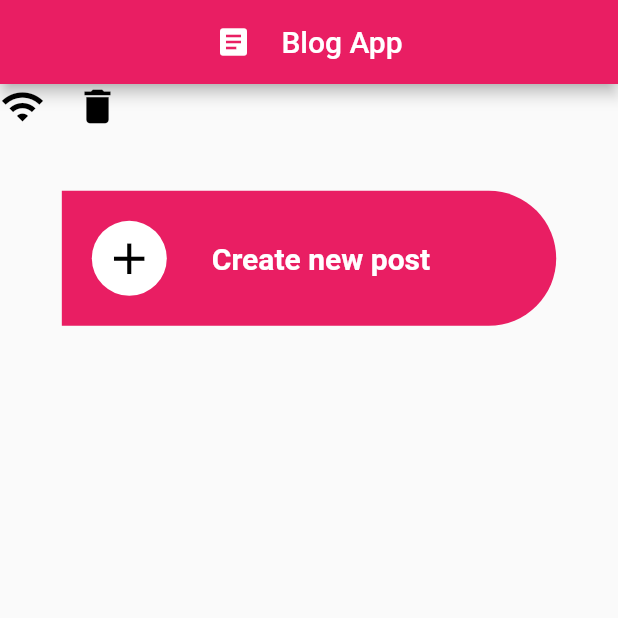
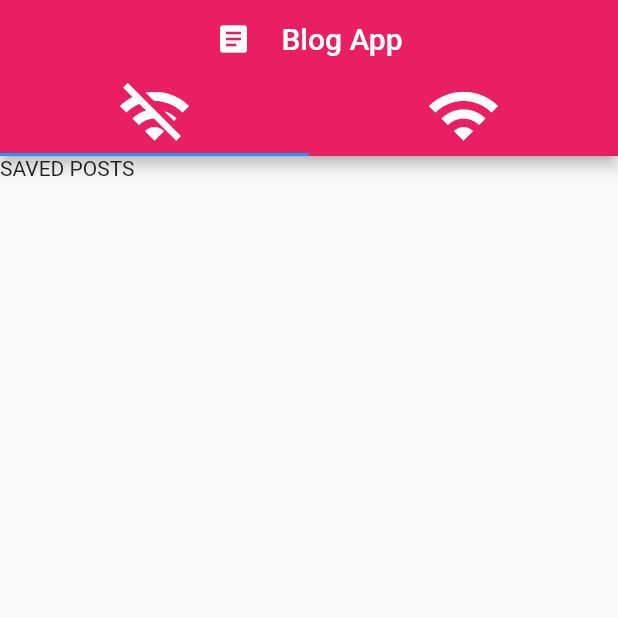
Before and after one commit to AhmedKarray1/Blog-App, a Flutter app: the screen it shows after launch, on a phone screen of 412 x 824 dp, the top half of it. Run offline on Flutter 3.47's test engine with Material 2 defaults, Android fonts, the phone set to English and light mode, and no system bars; missing offline and left inert: dart:ffi; network calls fail.

Commit message:
first commit

```diff
--- a/lib/main.dart
+++ b/lib/main.dart
@@ -4,6 +4,7 @@ import 'package:provider/provider.dart';
 import 'package:test_technique1/Providers/comments.dart';
 import 'package:test_technique1/Providers/posts.dart';
 import 'package:test_technique1/screens/main_screen.dart';
+import 'package:test_technique1/screens/post_detail_screen.dart';
 
 void main()
 {
@@ -19,7 +20,27 @@ class MyApp extends StatelessWidget {
     MultiProvider(providers: [ChangeNotifierProvider(create: (ctx)=>Comments()),
     ChangeNotifierProvider(create: (ctx)=>Posts())]
     ,child: MaterialApp(title: "App",
-    home: MainScreen(),)
+    home: MainScreen(),
+
+    routes: {
+      PostDetailScreen.routeName:(ctx)=>PostDetailScreen()
+
+
+
+
+
+
+
+
+    },
+
+
+
+
+
+
+
+    )
 
 
 
--- a/lib/screens/main_screen.dart
+++ b/lib/screens/main_screen.dart
@@ -1,8 +1,10 @@
 import 'package:flutter/material.dart';
 import 'package:provider/provider.dart';
 import 'package:test_technique1/Providers/posts.dart';
-import 'package:test_technique1/widgets/create_post.dart';
-import 'package:test_technique1/widgets/post_ui.dart';
+import 'package:test_technique1/screens/offline_post_list_screen.dart';
+import 'package:test_technique1/screens/original_post_list_screen.dart';
+
+
 
 class MainScreen extends StatefulWidget {
   @override
@@ -42,7 +44,10 @@ Provider.of<Posts>(context).fetchPosts().then((value) {
     final loadedPosts=Provider.of<Posts>(context);
     loadedPosts.fetchPosts();
 
-    return Scaffold(
+    return DefaultTabController(
+      length: 2,
+      child: Scaffold(
+
         appBar:AppBar(
           backgroundColor: Colors.pink,
 
@@ -55,24 +60,22 @@ Provider.of<Posts>(context).fetchPosts().then((value) {
             Text("Blog App"),
           ],
         ),
+        bottom: TabBar(tabs: [Icon(Icons.wifi_off_sharp,color: Colors.white,size: 50,),
+        Icon(Icons.wifi,color: Colors.white,size: 50,),]),
 
 
         ) ,
         body:_isLoading?Center(child: CircularProgressIndicator(),):
-      Column(children: [
-        Row(children: [
-        Icon(Icons.wifi,color: Colors.black,size: 30,),SizedBox(width: 20,),
-        Icon(Icons.delete,color: Colors.black,size: 30,)
+        TabBarView(children: [
+          OfflinePostListScreen(),OriginalPostListScreen(),
 
 
-      ],),
-        CreatePost(),
-        Container(height: 360,
-        width: double.infinity,
 
-        child:
-        ListView.builder(itemBuilder:((context, index) => PostUi("Post ${index+1}")) ,itemCount:loadedPosts.posts.length ,),
-        )]));
+
+
+        ])
+          ),
+    );
 
 
 
--- /dev/null
+++ b/lib/screens/offline_post_list_screen.dart
@@ -0,0 +1,10 @@
+import 'package:flutter/material.dart';
+
+class OfflinePostListScreen extends StatelessWidget {
+
+
+  @override
+  Widget build(BuildContext context) {
+    return Container(child: Text("SAVED POSTS"),);
+  }
+}
--- a/lib/widgets/create_post.dart
+++ b/lib/widgets/create_post.dart
@@ -1,10 +1,17 @@
 import 'package:flutter/material.dart';
+import 'package:test_technique1/screens/post_detail_screen.dart';
 
 class CreatePost extends StatelessWidget {
   @override
   Widget build(BuildContext context) {
     return GestureDetector(
-      onTap: () {print("baklewa");},
+      onTap: () {
+
+        // Navigator.of(context).pushNamed(PostScreen.routeName);
+
+
+
+      },
       child: Container(
         margin: EdgeInsets.all(MediaQuery.of(context).size.width * 0.1),
         width: MediaQuery.of(context).size.width * 0.8,
@@ -35,7 +42,7 @@ class CreatePost extends StatelessWidget {
 
               ),
               SizedBox(width: 10,),
-              Text("Create new post",style: TextStyle(color: Colors.white,fontSize: 20,fontWeight: FontWeight.bold),)
+              Text("Create new post",style: TextStyle(color: Colors.white,fontSize: 25,fontWeight: FontWeight.bold),)
 
             ],
           ),
```
Also changed, not shown: lib/screens/original_post_list_screen.dart (added, +29 -0 lines), lib/screens/post_detail_screen.dart (added, +88 -0 lines), lib/widgets/post_ui.dart (+47 -10 lines). Lines whose indentation alone changed are shown as unchanged.
